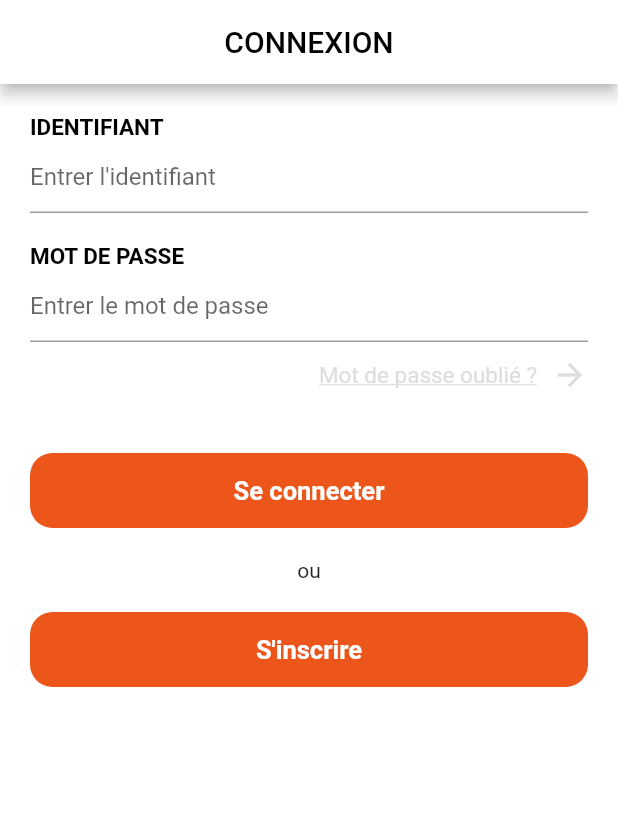
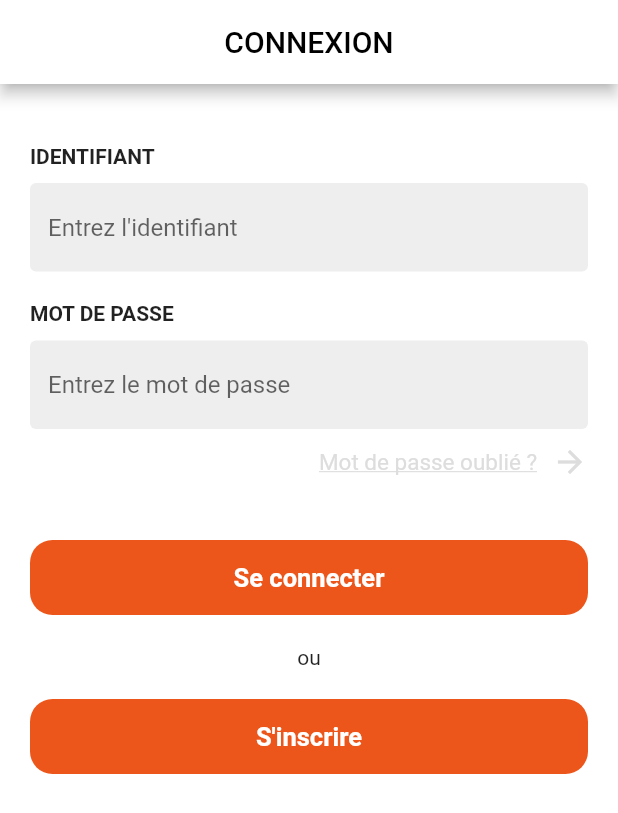
Before and after one commit to TavernierAlicia/Projet-B3_Mobile, a Flutter app: the screen it shows after launch, on a phone screen of 412 x 824 dp. Shown: the top 813 px of the screen. Run offline on Flutter 3.47's test engine with Material 2 defaults, Android fonts, the phone set to English and light mode, and no system bars; our stand-ins replace geolocator, google_maps_flutter, permission_handler; missing offline and left inert: dart:ffi.

Commit message:
Adding login

```diff
--- a/lib/pages/page_bars.dart
+++ b/lib/pages/page_bars.dart
@@ -2,8 +2,6 @@ import 'dart:async';
 
 import 'package:flutter/material.dart';
 import 'package:geolocator/geolocator.dart';
-//import 'package:flutter_map/flutter_map.dart';
-//import 'package:latlong/latlong.dart';
 import 'package:projet_b3/model/bar.dart';
 import 'package:projet_b3/model/filter.dart';
 import 'package:projet_b3/pages/page_bar.dart';
--- a/lib/pages/page_login.dart
+++ b/lib/pages/page_login.dart
@@ -2,7 +2,10 @@ import 'package:flutter/material.dart';
 import 'package:projet_b3/colors.dart';
 import 'package:projet_b3/pages/page_main.dart';
 import 'package:projet_b3/pages/page_register.dart';
+import 'package:projet_b3/singleton.dart';
 import 'package:projet_b3/user_data.dart';
+import 'package:projet_b3/requests/account_requests.dart';
+import 'package:projet_b3/views/form_item.dart';
 
 class PageLogin extends StatefulWidget {
   PageLogin({Key key}) : super(key: key);
@@ -14,6 +17,8 @@ class PageLogin extends StatefulWidget {
 class _PageLoginState extends State<PageLogin> {
 
   double                        _screenWidth ;
+  final                         _formKey = GlobalKey<FormState>() ;
+  BuildContext                  _scaffoldContext ;
 
   final TextEditingController   _loginController = TextEditingController() ;
   final TextEditingController   _passwordController = TextEditingController() ;
@@ -54,19 +59,41 @@ class _PageLoginState extends State<PageLogin> {
       )
           : null,
       backgroundColor: ClickNDrinkColors.WHITE,
-      body: _loginBody(),
+      body: Builder(
+        builder: (scaffoldContext) => _loginBody(scaffoldContext),
+      ),
     );
   }
 
-  Widget    _loginBody() {
+  Widget    _loginBody(BuildContext scaffoldContext) {
+
+    _scaffoldContext = scaffoldContext ;
+
     return Container(
       alignment: Alignment.center,
       padding: EdgeInsets.only(top: 20, left: 20, right: 20),
       child: Column(
         children: <Widget>[
-          _loginRequest(),
-          Padding(padding: EdgeInsets.only(top: 20),),
-          _passwordRequest(),
+          Form(
+            key: _formKey,
+            child: Column(
+              children: <Widget>[
+                formItem(
+                  "Identifiant",
+                  "Entrez l'identifiant",
+                  _basicValidator,
+                  _loginController,
+                ),
+                formItem(
+                  "Mot de passe",
+                  "Entrez le mot de passe",
+                  _basicValidator,
+                  _passwordController,
+                  obscureText: true,
+                ),
+              ],
+            ),
+          ),
           Padding(padding: EdgeInsets.only(top: 10),),
           _forgotPassword(),
           Padding(padding: EdgeInsets.only(top: 40),),
@@ -82,44 +109,8 @@ class _PageLoginState extends State<PageLogin> {
     );
   }
 
-  Widget    _loginRequest() {
-    return Column(
-      crossAxisAlignment: CrossAxisAlignment.start,
-      children: <Widget>[
-        Text("Identifiant".toUpperCase(),
-          style: TextStyle(
-              color: ClickNDrinkColors.BLACK,
-              fontWeight: FontWeight.bold,
-              fontSize: 15
-          ),
-        ),
-        TextField(
-          decoration: InputDecoration(
-            hintText: "Entrer l'identifiant",
-          ),
-        ),
-      ],
-    );
-  }
-
-  Widget    _passwordRequest() {
-    return Column(
-      crossAxisAlignment: CrossAxisAlignment.start,
-      children: <Widget>[
-        Text("Mot de passe".toUpperCase(),
-          style: TextStyle(
-              color: ClickNDrinkColors.BLACK,
-              fontWeight: FontWeight.bold,
-              fontSize: 15
-          ),
-        ),
-        TextField(
-          decoration: InputDecoration(
-            hintText: "Entrer le mot de passe",
-          ),
-        ),
-      ],
-    );
+  String    _basicValidator(String value) {
+    return (value.isEmpty) ? "Ce champ est obligatoire." : null ;
   }
 
   /// TODO : Set an action to perform in case of click.
@@ -161,7 +152,10 @@ class _PageLoginState extends State<PageLogin> {
           ),
         ),
         onPressed: (() {
-          _performLogin() ; // TODO
+          if (_formKey.currentState.validate()) {
+            _formKey.currentState.save();
+            _performLogin();
+          }
         }),
       ),
     );
@@ -195,6 +189,31 @@ class _PageLoginState extends State<PageLogin> {
         }),
       ),
     );
+  }
+
+  /// Tries to perform login with the current credentials in the text fields.
+  void _performLogin() {
+    if (_loginController.text.isEmpty || _passwordController.text.isEmpty) {
+      // TODO : Show error message;
+      return ;
+    }
+    login(_loginController.text, _passwordController.text).then((value) {
+      if (value != "Login or password wrong") {
+        var singletonInstance = Singleton.instance ;
+        singletonInstance.hashKey = value ;
+        Navigator.of(context).pushReplacement(
+          MaterialPageRoute(
+            builder: (context) => MainPage(),
+          ),
+        );
+      } else {
+        Scaffold.of(_scaffoldContext).showSnackBar(
+          SnackBar(
+            content: Text("Wrong login or password."),
+          ),
+        );
+      }
+    });
   }
 
   Widget    _connectionAlternatives() {
@@ -249,15 +268,4 @@ class _PageLoginState extends State<PageLogin> {
     );
   }
 
-  /// Tries to perform login with the current credentials in the text fields.
-  /// TODO : Set a real login
-  void _performLogin() {
-    setState(() {
-      isUserLoggedIn = true;
-    });
-    Navigator.pushReplacement(
-      context,
-      MaterialPageRoute(builder: (context) => MainPage()),
-    );
-  }
 }
--- a/lib/pages/page_settings.dart
+++ b/lib/pages/page_settings.dart
@@ -17,7 +17,7 @@ class _PageSettingsState extends State<PageSettings> {
         title: Text("Settings"),
       ),
       body: new Center(
-
+        child: Text("Feature not implemented yet."),
       ),
     );
   }
--- /dev/null
+++ b/lib/singleton.dart
@@ -0,0 +1,13 @@
+class Singleton {
+  static final Singleton  _singleton = Singleton._internal() ;
+
+  factory Singleton() {
+    return _singleton ;
+  }
+
+  Singleton._internal() ;
+
+  static Singleton get instance => _singleton ;
+
+  String    hashKey ;
+}
--- /dev/null
+++ b/lib/views/form_item.dart
@@ -0,0 +1,34 @@
+import 'package:flutter/material.dart';
+
+Widget    formItem(String title, String hint, validator,
+    TextEditingController controller,
+    { obscureText = false }) {
+  return Column(
+    crossAxisAlignment: CrossAxisAlignment.start,
+    children: <Widget>[
+      Padding(padding: EdgeInsets.only(top: 20),),
+      Text(
+        title.toUpperCase(),
+        style: TextStyle(
+          fontWeight: FontWeight.bold,
+        ),
+      ),
+      Padding(padding: EdgeInsets.all(5),),
+      TextFormField(
+        obscureText: obscureText,
+        controller: controller,
+        decoration: InputDecoration(
+          filled: true,
+          fillColor: Colors.grey[200],
+          hintText: hint,
+          border: OutlineInputBorder(
+            borderSide: BorderSide.none,
+          ),
+        ),
+        validator: ((value) {
+          return (validator(value));
+        }),
+      ),
+    ],
+  );
+}
```
Also changed, not shown: lib/pages/page_main.dart (+7 -1 lines), lib/pages/page_register.dart (+11 -40 lines), lib/pages/page_register_confirm.dart (+109 -3 lines), lib/requests/account_requests.dart (+16 -6 lines).
